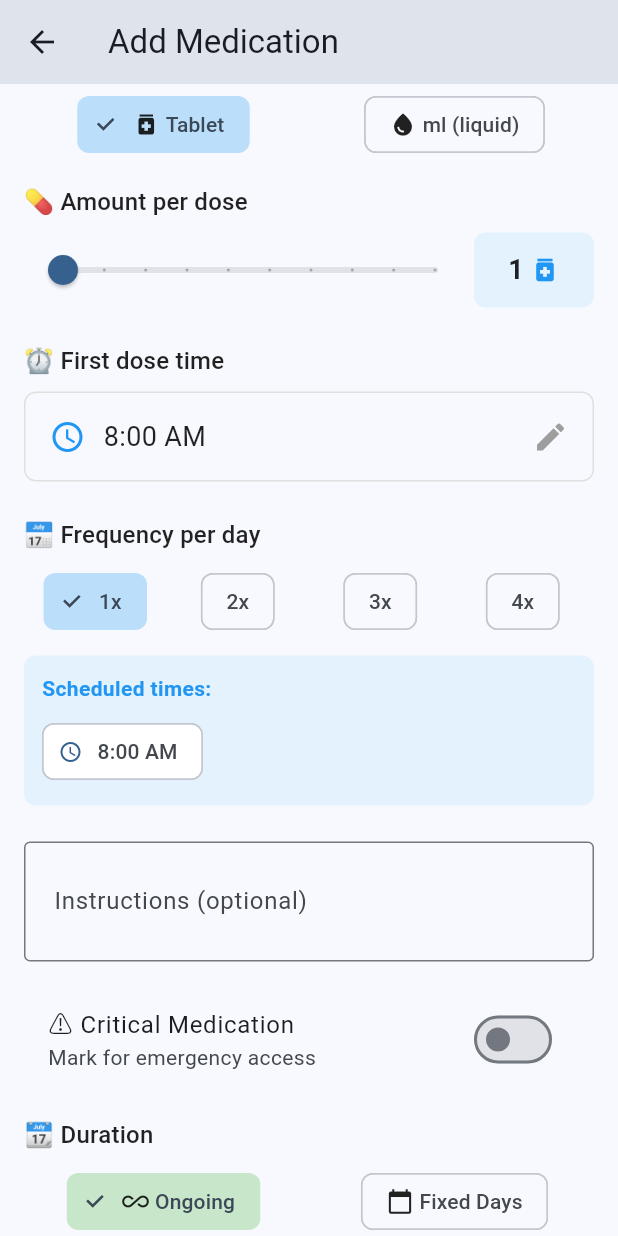
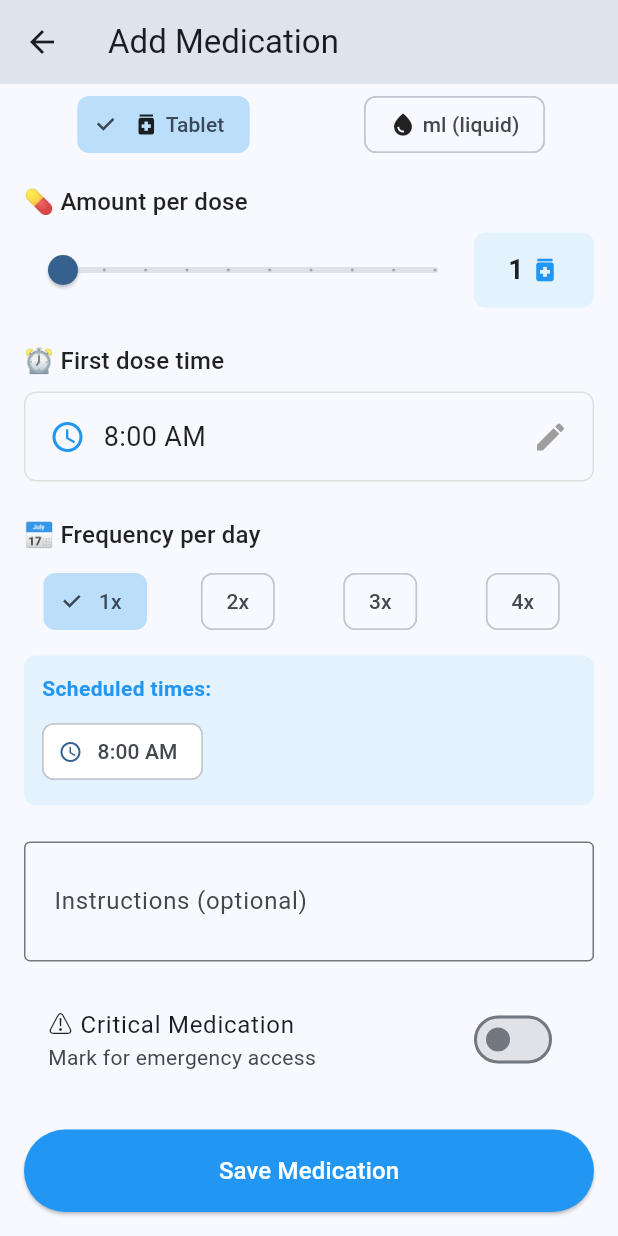
Before and after one commit to cs100591/medtimer, a Flutter app: the AddMedicationPage screen opened directly with empty values, scrolled down 125 dp, on a phone screen of 412 x 824 dp. Run offline on Flutter 3.47's test engine with Material 3 defaults, Android fonts, the light colour scheme and no system bars; our stand-ins replace dio, flutter_riverpod, shared_preferences; missing offline and left inert: mobile_scanner; accounts and stored records are empty.

Commit message:
Fix mobile build errors - remove duration/isOngoing references

```diff
--- a/apps/mobile/lib/data/models/medication_model.dart
+++ b/apps/mobile/lib/data/models/medication_model.dart
@@ -9,11 +9,13 @@ class MedicationModel {
   final String? instructions;
   final bool isCritical;
   final bool isActive;
+  final int? currentSupply;
+  final int? lowSupplyThreshold;
+  final double? costPerUnit;
+  final String? currency;
   final int frequency; // times per day (1, 2, 3, 4)
   final String firstDoseTime; // HH:mm format
   final List<String> scheduleTimes; // calculated times
-  final String duration; // "ongoing" or "X days"
-  final int? durationDays; // number of days if not ongoing
   final DateTime createdAt;
   final DateTime updatedAt;
 
@@ -27,11 +29,13 @@ class MedicationModel {
     this.instructions,
     this.isCritical = false,
     this.isActive = true,
+    this.currentSupply,
+    this.lowSupplyThreshold,
+    this.costPerUnit,
+    this.currency,
     this.frequency = 1,
     this.firstDoseTime = '08:00',
     this.scheduleTimes = const ['8:00 AM'],
-    this.duration = 'ongoing',
-    this.durationDays,
     required this.createdAt,
     required this.updatedAt,
   });
@@ -79,9 +83,6 @@ class MedicationModel {
   // Check if dosage is ml type
   bool get isMl => dosage.toLowerCase().contains('ml');
 
-  // Check if ongoing
-  bool get isOngoing => duration == 'ongoing';
-
   factory MedicationModel.fromJson(Map<String, dynamic> json) {
     final frequency = json['frequency'] as int? ?? 1;
     final firstDoseTime = json['firstDoseTime'] as String? ?? '08:00';
@@ -99,11 +100,13 @@ class MedicationModel {
       instructions: json['instructions'] as String?,
       isCritical: json['isCritical'] as bool? ?? false,
       isActive: json['isActive'] as bool? ?? true,
+      currentSupply: json['currentSupply'] as int?,
+      lowSupplyThreshold: json['lowSupplyThreshold'] as int?,
+      costPerUnit: (json['costPerUnit'] as num?)?.toDouble(),
+      currency: json['currency'] as String?,
       frequency: frequency,
       firstDoseTime: firstDoseTime,
       scheduleTimes: scheduleTimes,
-      duration: json['duration'] as String? ?? 'ongoing',
-      durationDays: json['durationDays'] as int?,
       createdAt: DateTime.parse(json['createdAt'] as String),
       updatedAt: DateTime.parse(json['updatedAt'] as String),
     );
@@ -120,11 +123,13 @@ class MedicationModel {
       'instructions': instructions,
       'isCritical': isCritical,
       'isActive': isActive,
+      'currentSupply': currentSupply,
+      'lowSupplyThreshold': lowSupplyThreshold,
+      'costPerUnit': costPerUnit,
+      'currency': currency,
       'frequency': frequency,
       'firstDoseTime': firstDoseTime,
       'scheduleTimes': scheduleTimes,
-      'duration': duration,
-      'durationDays': durationDays,
       'createdAt': createdAt.toIso8601String(),
       'updatedAt': updatedAt.toIso8601String(),
     };
@@ -140,11 +145,13 @@ class MedicationModel {
     String? instructions,
     bool? isCritical,
     bool? isActive,
+    int? currentSupply,
+    int? lowSupplyThreshold,
+    double? costPerUnit,
+    String? currency,
     int? frequency,
     String? firstDoseTime,
     List<String>? scheduleTimes,
-    String? duration,
-    int? durationDays,
     DateTime? createdAt,
     DateTime? updatedAt,
   }) {
@@ -158,11 +165,13 @@ class MedicationModel {
       instructions: instructions ?? this.instructions,
       isCritical: isCritical ?? this.isCritical,
       isActive: isActive ?? this.isActive,
+      currentSupply: currentSupply ?? this.currentSupply,
+      lowSupplyThreshold: lowSupplyThreshold ?? this.lowSupplyThreshold,
+      costPerUnit: costPerUnit ?? this.costPerUnit,
+      currency: currency ?? this.currency,
       frequency: frequency ?? this.frequency,
       firstDoseTime: firstDoseTime ?? this.firstDoseTime,
       scheduleTimes: scheduleTimes ?? this.scheduleTimes,
-      duration: duration ?? this.duration,
-      durationDays: durationDays ?? this.durationDays,
       createdAt: createdAt ?? this.createdAt,
       updatedAt: updatedAt ?? this.updatedAt,
     );
--- a/apps/mobile/lib/presentation/pages/home_page.dart
+++ b/apps/mobile/lib/presentation/pages/home_page.dart
@@ -1,5 +1,6 @@
 import 'package:flutter/material.dart';
 import 'package:flutter_riverpod/flutter_riverpod.dart';
+import '../../data/models/medication_model.dart';
 import '../providers/auth_provider.dart';
 import '../providers/medication_provider.dart';
 import '../widgets/reminder_card.dart';
--- a/apps/mobile/lib/presentation/pages/medications_page.dart
+++ b/apps/mobile/lib/presentation/pages/medications_page.dart
@@ -252,7 +252,6 @@ class MedicationDetailsPage extends ConsumerWidget {
           const SizedBox(height: 16),
 
           _buildDetailRow(context, 'Instructions', medication.instructions ?? 'None'),
-          _buildDetailRow(context, 'Duration', medication.isOngoing ? 'Ongoing ♾️' : medication.duration),
           _buildDetailRow(context, 'Critical', medication.isCritical ? 'Yes ⚠️' : 'No'),
         ],
       ),
@@ -342,8 +341,6 @@ class _AddMedicationPageState extends ConsumerState<AddMedicationPage> {
   TimeOfDay _firstDoseTime = const TimeOfDay(hour: 8, minute: 0);
   bool _isCritical = false;
   bool _isLoading = false;
-  String _durationType = 'ongoing'; // 'ongoing' or 'days'
-  int _durationDays = 7;
 
   @override
   void dispose() {
@@ -580,86 +577,6 @@ class _AddMedicationPageState extends ConsumerState<AddMedicationPage> {
               value: _isCritical,
               onChanged: (v) => setState(() => _isCritical = v),
             ),
-            const SizedBox(height: 16),
-
-            // Duration
-            Text('📆 Duration', style: Theme.of(context).textTheme.titleMedium),
-            const SizedBox(height: 8),
-            Row(
-              children: [
-                Expanded(
-                  child: ChoiceChip(
-                    label: const Row(
-                      mainAxisSize: MainAxisSize.min,
-                      children: [
-                        Icon(Icons.all_inclusive, size: 18),
-                        SizedBox(width: 4),
-                        Text('Ongoing'),
-                      ],
-                    ),
-                    selected: _durationType == 'ongoing',
-                    onSelected: (selected) {
-                      if (selected) setState(() => _durationType = 'ongoing');
-                    },
-                    selectedColor: Colors.green.shade100,
-                  ),
-                ),
-                const SizedBox(width: 8),
-                Expanded(
-                  child: ChoiceChip(
-                    label: const Row(
-                      mainAxisSize: MainAxisSize.min,
-                      children: [
-                        Icon(Icons.calendar_today, size: 18),
-                        SizedBox(width: 4),
-                        Text('Fixed Days'),
-                      ],
-                    ),
-                    selected: _durationType == 'days',
-                    onSelected: (selected) {
-                      if (selected) setState(() => _durationType = 'days');
-                    },
-                    selectedColor: Colors.orange.shade100,
-                  ),
-                ),
-              ],
-            ),
-            if (_durationType == 'days') ...[
-              const SizedBox(height: 12),
-              Row(
-                children: [
-                  SizedBox(
-                    width: 80,
-                    child: TextFormField(
-                      initialValue: '$_durationDays',
-                      keyboardType: TextInputType.number,
-                      textAlign: TextAlign.center,
-                      decoration: const InputDecoration(
-                        border: OutlineInputBorder(),
-                        contentPadding: EdgeInsets.symmetric(vertical: 8),
-                      ),
-                      onChanged: (v) {
-                        final days = int.tryParse(v);
-                        if (days != null && days > 0) {
-                          setState(() => _durationDays = days);
-                        }
-                      },
-                    ),
-                  ),
-                  const SizedBox(width: 8),
-                  const Text('days'),
-                  const SizedBox(width: 16),
-                  ...[7, 14, 30].map((days) => Padding(
-                    padding: const EdgeInsets.only(right: 4),
-                    child: ActionChip(
-                      label: Text('${days}d'),
-                      onPressed: () => setState(() => _durationDays = days),
-                      backgroundColor: _durationDays == days ? Colors.orange.shade100 : null,
-                    ),
-                  )),
-                ],
-              ),
-            ],
             const SizedBox(height: 24),
 
             // Save button
@@ -703,8 +620,6 @@ class _AddMedicationPageState extends ConsumerState<AddMedicationPage> {
         frequency: _frequency,
         firstDoseTime: _firstDoseTimeString,
         scheduleTimes: _scheduleTimes,
-        duration: _durationType == 'ongoing' ? 'ongoing' : '$_durationDays days',
-        durationDays: _durationType == 'days' ? _durationDays : null,
         createdAt: DateTime.now(),
         updatedAt: DateTime.now(),
       );
```
Also changed, not shown: apps/mobile/lib/data/datasources/local_database.dart (deleted, +0 -133 lines), apps/mobile/lib/data/repositories/medication_repository.dart (+69 -132 lines), apps/mobile/lib/presentation/widgets/medication_card.dart (+0 -33 lines).
